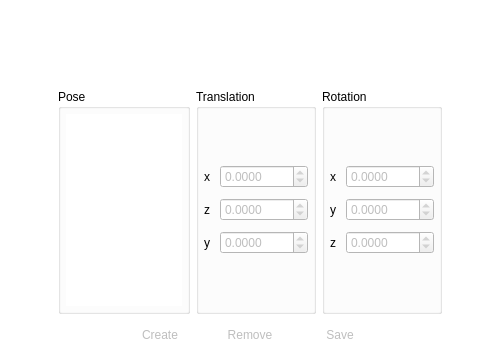
Above: src/view/poseeditor/poseeditor.ui from florianblume/6d-pat before the change. Below: the same form after it.
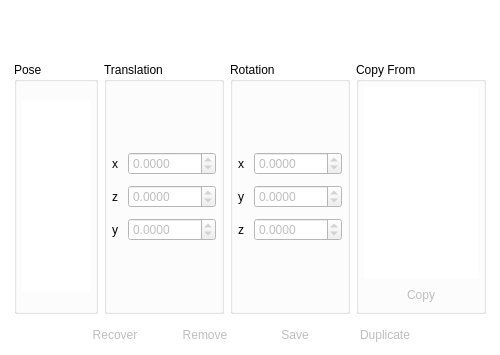
That is the form after the change.

The edit to the form file:
```diff
--- a/src/view/poseeditor/poseeditor.ui
+++ b/src/view/poseeditor/poseeditor.ui
@@ -635,6 +635,89 @@
            </layout>
           </widget>
          </item>
+         <item>
+          <widget class="QGroupBox" name="groupBoxRotation_2">
+           <property name="sizePolicy">
+            <sizepolicy hsizetype="Fixed" vsizetype="Preferred">
+             <horstretch>0</horstretch>
+             <verstretch>0</verstretch>
+            </sizepolicy>
+           </property>
+           <property name="minimumSize">
+            <size>
+             <width>0</width>
+             <height>0</height>
+            </size>
+           </property>
+           <property name="maximumSize">
+            <size>
+             <width>130</width>
+             <height>16777215</height>
+            </size>
+           </property>
+           <property name="title">
+            <string>Copy From</string>
+           </property>
+           <layout class="QGridLayout" name="gridLayout_5">
+            <property name="leftMargin">
+             <number>5</number>
+            </property>
+            <property name="topMargin">
+             <number>5</number>
+            </property>
+            <property name="rightMargin">
+             <number>5</number>
+            </property>
+            <property name="bottomMargin">
+             <number>5</number>
+            </property>
+            <property name="spacing">
+             <number>5</number>
+            </property>
+            <item row="0" column="0">
+             <widget class="QListView" name="listViewImages">
+              <property name="frameShape">
+               <enum>QFrame::NoFrame</enum>
+              </property>
+              <property name="frameShadow">
+               <enum>QFrame::Plain</enum>
+              </property>
+              <property name="lineWidth">
+               <number>0</number>
+              </property>
+             </widget>
+            </item>
+            <item row="1" column="0">
+             <widget class="QPushButton" name="buttonCopy">
+              <property name="enabled">
+               <bool>false</bool>
+              </property>
+              <property name="styleSheet">
+               <string notr="true">QPushButton {
+  background-color: #cecece;
+}
+
+QPushButton:hover:!pressed {
+  border: 1px solid #75c1ff;
+  background-color: #c6e5ff;
+}
+
+QPushButton:pressed {
+  border: 1px solid #5eb6ff;
+  background-color: #9ed2ff;
+}</string>
+              </property>
+              <property name="text">
+               <string>Copy</string>
+              </property>
+              <property name="flat">
+               <bool>true</bool>
+              </property>
+             </widget>
+            </item>
+           </layout>
+          </widget>
+         </item>
          <item>
           <widget class="QFrame" name="frame">
            <property name="sizePolicy">
@@ -809,7 +892,7 @@
 }</string>
            </property>
            <property name="text">
-            <string>Create</string>
+            <string>Recover</string>
            </property>
            <property name="flat">
             <bool>true</bool>
@@ -1072,6 +1155,43 @@
            </property>
           </widget>
          </item>
+         <item>
+          <widget class="QPushButton" name="buttonDuplicate">
+           <property name="enabled">
+            <bool>false</bool>
+           </property>
+           <property name="sizePolicy">
+            <sizepolicy hsizetype="Fixed" vsizetype="Fixed">
+             <horstretch>0</horstretch>
+             <verstretch>0</verstretch>
+            </sizepolicy>
+           </property>
+           <property name="toolTip">
+            <string>Duplicates the currently selected pose.</string>
+           </property>
+           <property name="styleSheet">
+            <string notr="true">QPushButton {
+  background-color: #cecece;
+}
+
+QPushButton:hover:!pressed {
+  border: 1px solid #75c1ff;
+  background-color: #c6e5ff;
+}
+
+QPushButton:pressed {
+  border: 1px solid #5eb6ff;
+  background-color: #9ed2ff;
+}</string>
+           </property>
+           <property name="text">
+            <string>Duplicate</string>
+           </property>
+           <property name="flat">
+            <bool>true</bool>
+           </property>
+          </widget>
+         </item>
          <item>
           <widget class="QFrame" name="frame_3">
            <property name="frameShape">
```
Left out of the diff: 225 changed lines with no effect on the pictures.
